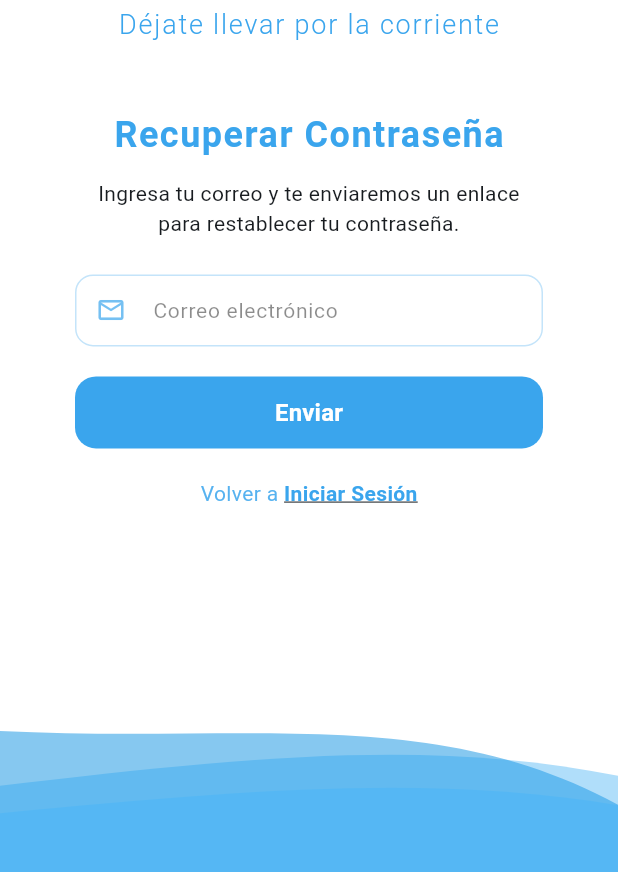
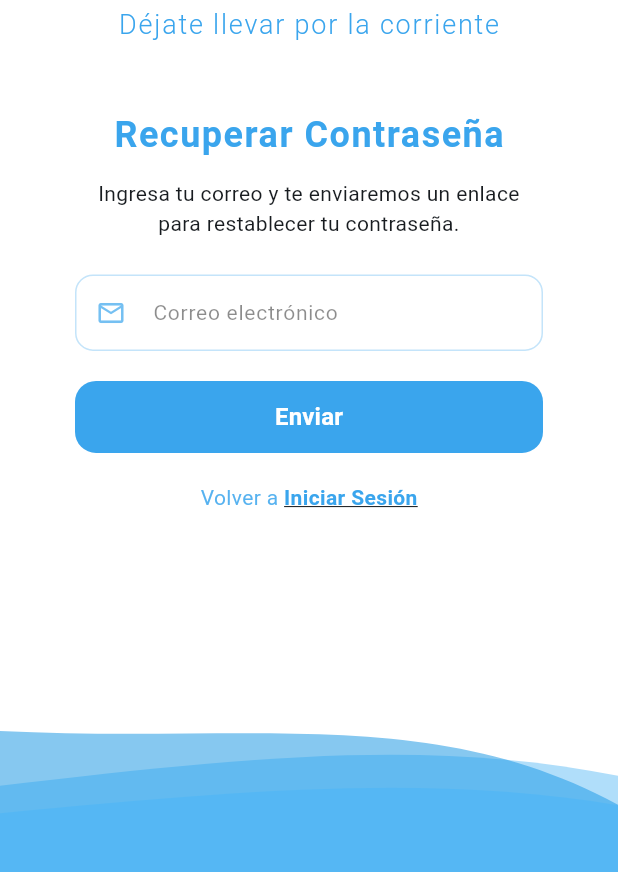
Before and after one commit to julio951010/flumi_app, a Flutter app: the screen it shows after launch, after a tap on "Saltar", after a tap on "¿Olvidaste tu contraseña?", on a phone screen of 412 x 824 dp, the part 294-1166 px from its top. Run offline on Flutter 3.47's test engine with Material 3 defaults, Android fonts, the phone set to English and light mode, and no system bars; our stand-ins replace connectivity_plus, curved_navigation_bar, drift, shared_preferences, sqlite3_flutter_libs, supabase_flutter; accounts and stored records are empty; generated files the repository leaves out were written again.

Commit message:
quita SizedBox(height:48) de inputs para evitar que se estrechen al mostrar error

```diff
--- a/lib/features/auth/pantallas/login_pantalla.dart
+++ b/lib/features/auth/pantallas/login_pantalla.dart
@@ -303,9 +303,7 @@ class _CampoAuth extends StatelessWidget {
 
   @override
   Widget build(BuildContext context) {
-    return SizedBox(
-      height: 48,
-      child: TextFormField(
+    return TextFormField(
         controller: controlador,
         keyboardType: tipo,
         obscureText: esPassword && !verPassword,
@@ -358,7 +356,6 @@ class _CampoAuth extends StatelessWidget {
             vertical: 14,
           ),
         ),
-      ),
-    );
+      );
   }
 }
--- a/lib/features/auth/pantallas/olvide_contrasena_pantalla.dart
+++ b/lib/features/auth/pantallas/olvide_contrasena_pantalla.dart
@@ -200,9 +200,7 @@ class _CampoOlvide extends StatelessWidget {
 
   @override
   Widget build(BuildContext context) {
-    return SizedBox(
-      height: 48,
-      child: TextFormField(
+    return TextFormField(
         controller: controlador,
         keyboardType: tipo,
         validator: validator,
@@ -240,7 +238,6 @@ class _CampoOlvide extends StatelessWidget {
             vertical: 14,
           ),
         ),
-      ),
-    );
+      );
   }
 }
```
Also changed, not shown: lib/features/auth/pantallas/registro_pantalla.dart (+2 -5 lines).
